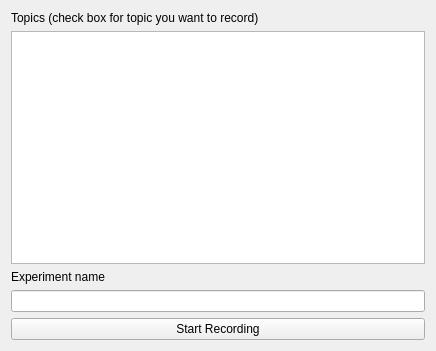
This is workspace/src/barc_gui/src/barc_gui/BARC_experiment.ui in MPC-Berkeley/barc as Qt 5 draws it before an edit. The edited form follows.
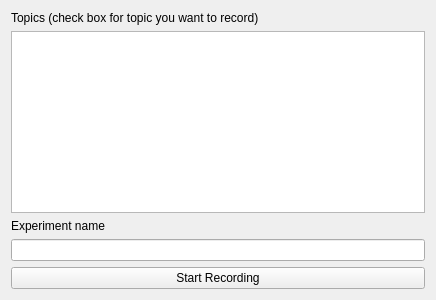
This is the edited form.

Patch:
```diff
--- a/workspace/src/barc_gui/src/barc_gui/BARC_experiment.ui
+++ b/workspace/src/barc_gui/src/barc_gui/BARC_experiment.ui
@@ -7,7 +7,7 @@
     <x>0</x>
     <y>0</y>
     <width>436</width>
-    <height>351</height>
+    <height>300</height>
    </rect>
   </property>
   <property name="sizePolicy">
@@ -33,7 +33,7 @@
    <item>
     <widget class="QListWidget" name="listview_topics"/>
    </item>
-   <item>
+   <item alignment="Qt::AlignLeft">
     <widget class="QLabel" name="label_experiment">
      <property name="sizePolicy">
       <sizepolicy hsizetype="Maximum" vsizetype="Minimum">
@@ -69,8 +69,6 @@
     </widget>
    </item>
    <item>
-    <layout class="QHBoxLayout" name="horizontalLayout">
-     <item>
       <widget class="QPushButton" name="pushbutton_record">
        <property name="sizePolicy">
         <sizepolicy hsizetype="Preferred" vsizetype="Fixed">
@@ -82,8 +80,6 @@
         <string>Start Recording</string>
        </property>
       </widget>
-     </item>
-    </layout>
    </item>
   </layout>
  </widget>
```
Lines whose indentation alone changed are shown as unchanged.
